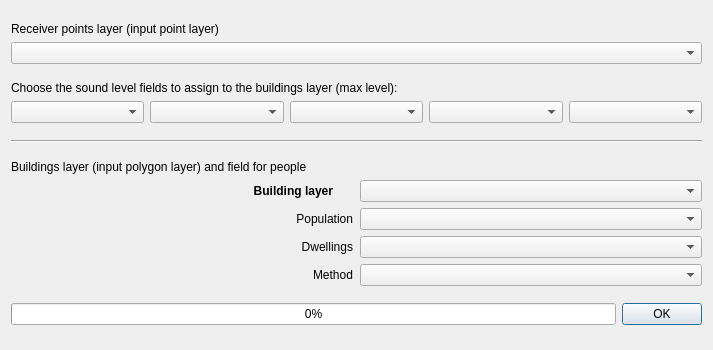
Above: tools/ui_AssignLevelsToBuildings.ui from pierluigiderosa/openoise before the change. Below: the same form after it.
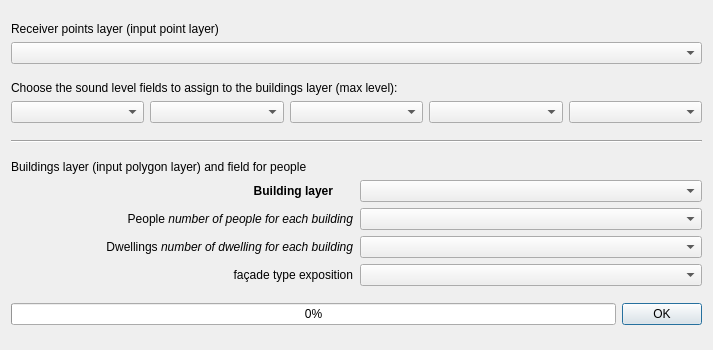
That is the form after the change. Custom widgets are drawn as their Qt base class.

Commit message: - added calculation for dwellings

Patch:
```diff
--- a/tools/ui_AssignLevelsToBuildings.ui
+++ b/tools/ui_AssignLevelsToBuildings.ui
@@ -140,7 +140,7 @@
        <item row="2" column="0">
         <widget class="QLabel" name="label_3">
          <property name="text">
-          <string>Dwellings</string>
+          <string>&lt;html&gt;&lt;head/&gt;&lt;body&gt;&lt;p&gt;Dwellings &lt;span style=&quot; font-style:italic;&quot;&gt;number of dwelling for each building&lt;/span&gt;&lt;/p&gt;&lt;/body&gt;&lt;/html&gt;</string>
          </property>
          <property name="alignment">
           <set>Qt::AlignRight|Qt::AlignTrailing|Qt::AlignVCenter</set>
@@ -163,7 +163,7 @@
        <item row="1" column="0">
         <widget class="QLabel" name="label_2">
          <property name="text">
-          <string>Population</string>
+          <string>&lt;html&gt;&lt;head/&gt;&lt;body&gt;&lt;p&gt;People &lt;span style=&quot; font-style:italic;&quot;&gt;number of people for each building&lt;/span&gt;&lt;/p&gt;&lt;/body&gt;&lt;/html&gt;</string>
          </property>
          <property name="alignment">
           <set>Qt::AlignRight|Qt::AlignTrailing|Qt::AlignVCenter</set>
@@ -192,7 +192,7 @@
        <item row="3" column="0">
         <widget class="QLabel" name="label">
          <property name="text">
-          <string>Method</string>
+          <string>façade type exposition</string>
          </property>
          <property name="alignment">
           <set>Qt::AlignRight|Qt::AlignTrailing|Qt::AlignVCenter</set>
```
The commit also changes 10 other files.
